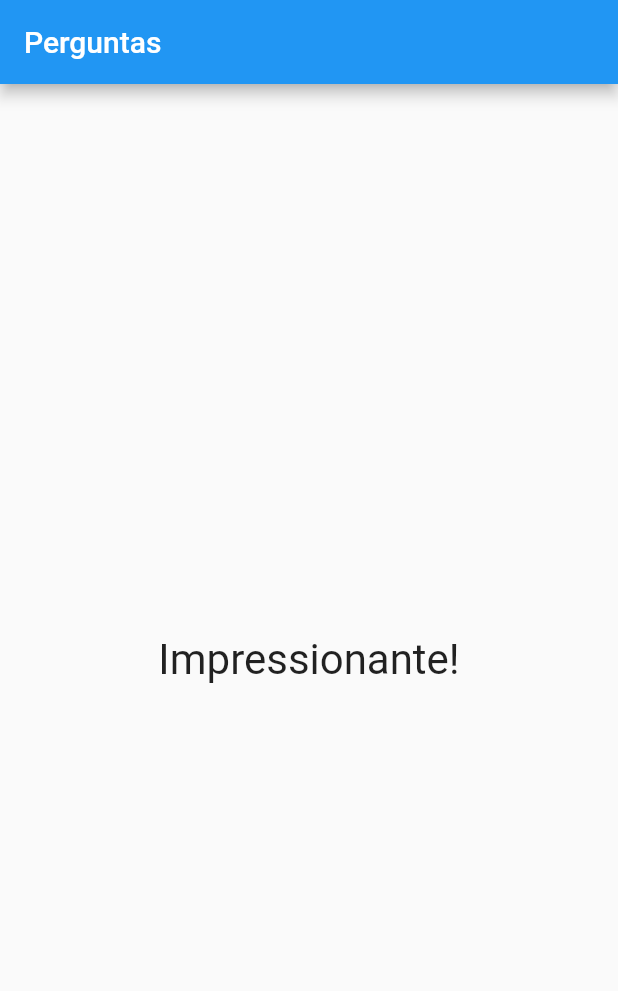
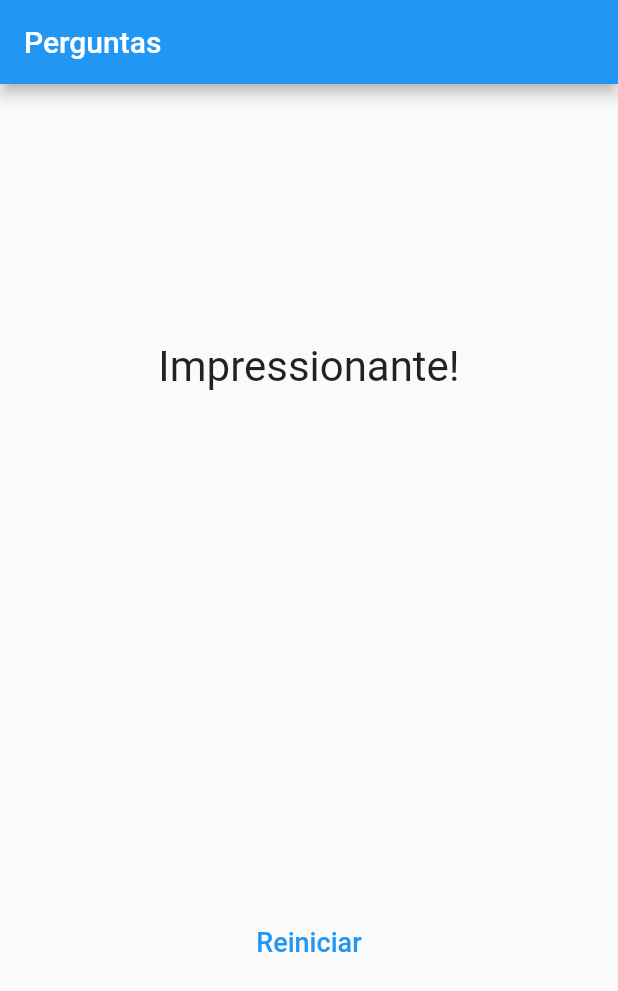
Before and after one commit to fvieir/flutter-projeto_perguntas_repostas, a Flutter app: the screen it shows after launch, after a tap on "Preto", after a tap on "Cobra", after a tap on "João", on a phone screen of 412 x 824 dp. Shown: the top 991 px of the screen. Run offline on Flutter 3.47's test engine with Material 2 defaults, Android fonts, the light colour scheme and no system bars.

Commit message:
Adicionando botão de reiniciar

```diff
--- a/lib/main.dart
+++ b/lib/main.dart
@@ -48,6 +48,13 @@ class _PerguntaAppState extends State<PerguntaApp> {
     }
   }
 
+  void reiniciarApp() {
+    setState(() {
+      _perguntaSelecionada = 0;
+      _pontuacaoTotal = 0;
+    });
+  }
+
   bool get temPerguntaSelecionada {
     return _perguntaSelecionada < _perguntas.length;
   }
@@ -65,7 +72,10 @@ class _PerguntaAppState extends State<PerguntaApp> {
                 perguntaSelecionada: _perguntaSelecionada,
                 quandoResponder: _responder,
               )
-            : Resultado(total: _pontuacaoTotal),
+            : Resultado(
+                total: _pontuacaoTotal,
+                quandoReiniciarApp: reiniciarApp,
+              ),
       ),
     );
   }
--- a/lib/resultado/resultado.dart
+++ b/lib/resultado/resultado.dart
@@ -2,7 +2,12 @@ import 'package:flutter/material.dart';
 
 class Resultado extends StatelessWidget {
   final int total;
-  const Resultado({required this.total, super.key});
+  final void Function() quandoReiniciarApp;
+  const Resultado({
+    required this.total,
+    required this.quandoReiniciarApp,
+    super.key,
+  });
 
   String get frase {
     if (total < 8) {
@@ -18,13 +23,27 @@ class Resultado extends StatelessWidget {
 
   @override
   Widget build(BuildContext context) {
-    return Center(
-      child: Text(
-        frase,
-        style: const TextStyle(
-          fontSize: 28,
+    return Column(
+      mainAxisAlignment: MainAxisAlignment.spaceAround,
+      children: [
+        Center(
+          child: Text(
+            frase,
+            style: const TextStyle(
+              fontSize: 28,
+            ),
+          ),
         ),
-      ),
+        TextButton(
+            onPressed: quandoReiniciarApp,
+            child: const Text(
+              'Reiniciar',
+              style: TextStyle(
+                fontSize: 18,
+                color: Colors.blue,
+              ),
+            )),
+      ],
     );
   }
 }
```
